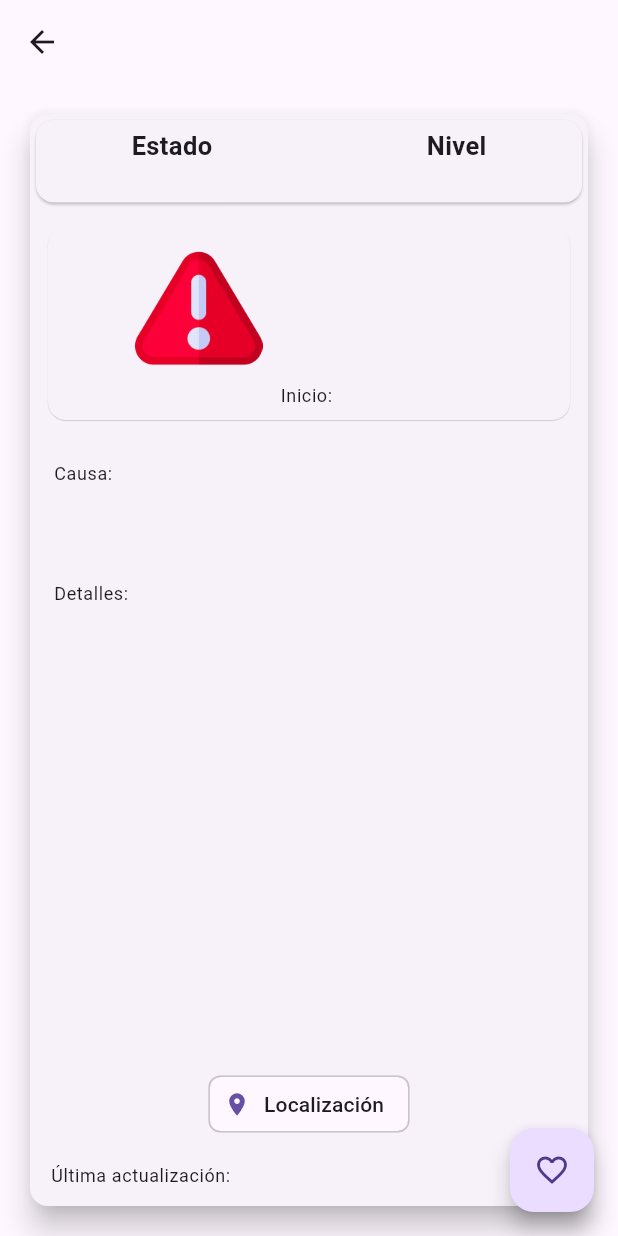
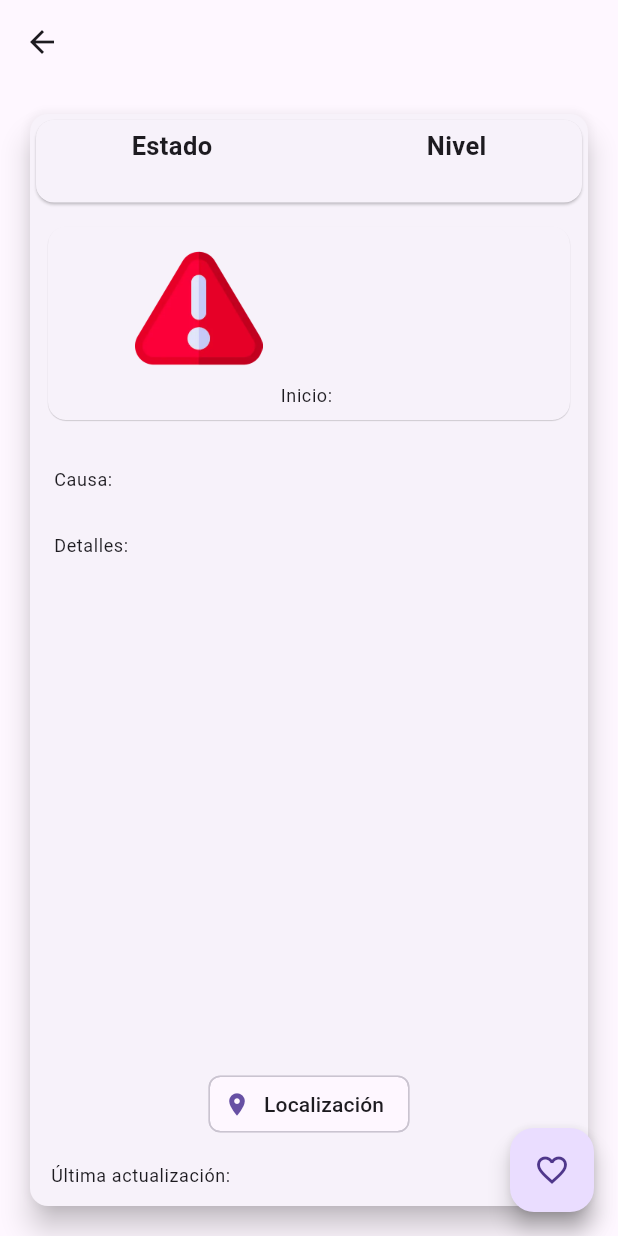
Before and after one commit to alasarana/proyecto_flutter, a Flutter app: the RoadScreen screen opened directly with empty values, on a phone screen of 412 x 824 dp. Run offline on Flutter 3.47's test engine with Material 2 defaults, Android fonts, the phone set to English and light mode, and no system bars; network calls fail.

Commit message:
Change style

```diff
--- a/lib/widgets/road_card.dart
+++ b/lib/widgets/road_card.dart
@@ -93,22 +93,22 @@ class RoadCard extends StatelessWidget {
             ),
           ),
           Padding(
-            padding: const EdgeInsets.fromLTRB(16, 16, 8, 0),
+            padding: const EdgeInsets.fromLTRB(16, 16, 16, 8),
             child: Align(
               alignment: Alignment.centerLeft,
-              child: Text(
-                "Causa:",
-                style: Theme.of(context).textTheme.bodySmall,
-              ),
-            ),
-          ),
-          Padding(
-            padding: const EdgeInsets.fromLTRB(16, 8, 16, 16),
-            child: Align(
-              alignment: Alignment.centerLeft,
-              child: Text(
-                road.tipo,
-                style: Theme.of(context).textTheme.bodyLarge,
+              child: Wrap(
+                spacing: 16,
+                crossAxisAlignment: WrapCrossAlignment.center,
+                children: [
+                  Text(
+                    "Causa:",
+                    style: Theme.of(context).textTheme.bodySmall,
+                  ),
+                  Text(
+                    road.tipo,
+                    style: Theme.of(context).textTheme.bodyLarge,
+                  )
+                ],
               ),
             ),
           ),
```
